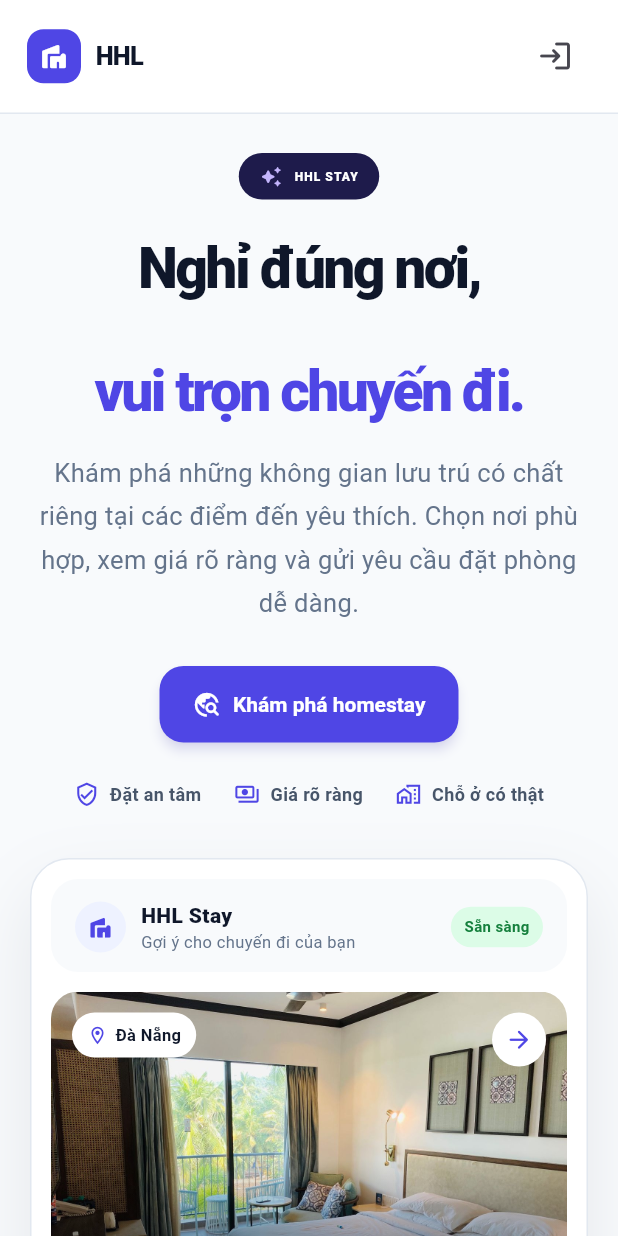
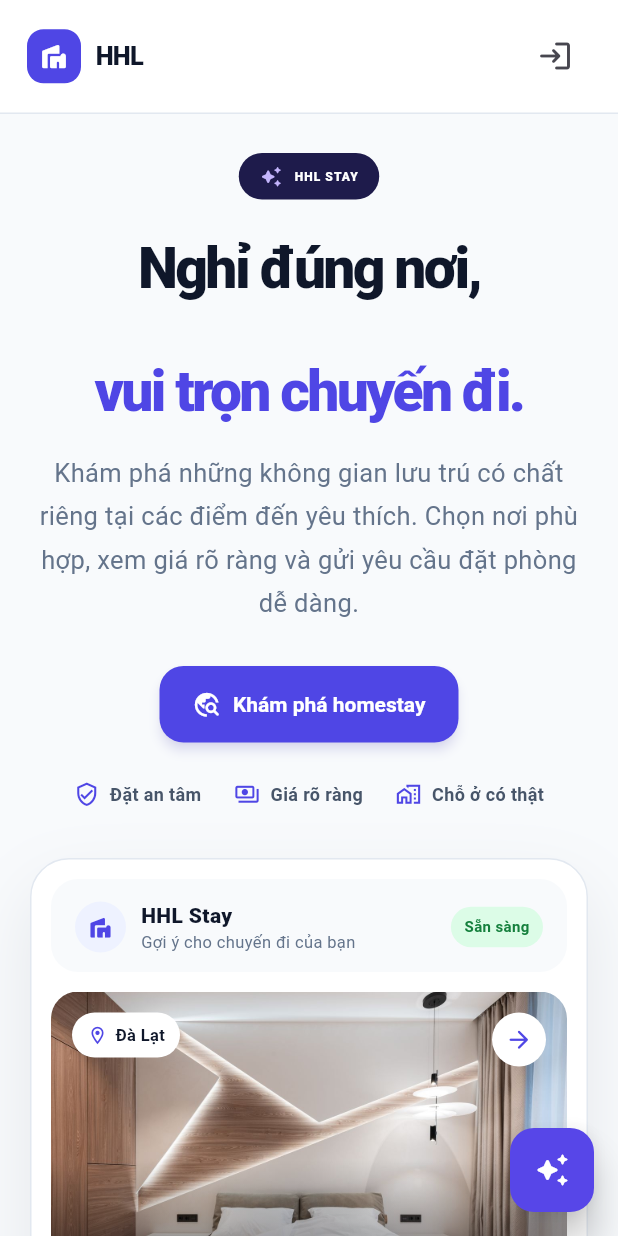
Before and after one commit to huanonana/nhom_huan_hieu_long, a Flutter app: the screen it shows after launch, on a phone screen of 412 x 824 dp. Run offline on Flutter 3.47's test engine with Material 3 defaults, Android fonts, the phone set to English and light mode, and no system bars; our stand-ins replace cloud_firestore, firebase_auth, firebase_core, fl_chart, flutter_riverpod, flutter_slidable and 3 more; missing offline and left inert: qr; accounts and stored records are empty.

Commit message:
Feature a floating AI helper and rotating stay photos

```diff
--- a/lib/core/router/app_router.dart
+++ b/lib/core/router/app_router.dart
@@ -16,6 +16,7 @@ import '../../features/booking/presentation/firebase_pages.dart';
 import '../../features/booking/presentation/firestore_repository_provider.dart';
 import '../../features/dashboard/presentation/host_page.dart';
 import '../../features/ai/presentation/ai_chat_page.dart';
+import '../../features/ai/presentation/ai_assistant_button.dart';
 import '../../features/homestay/presentation/detail_page.dart';
 import '../../features/homestay/presentation/explore_page.dart';
 import '../../features/landing/presentation/landing_page.dart';
@@ -224,7 +225,19 @@ class AppShell extends ConsumerWidget {
         children: [
           if (ref.watch(storageNoticeProvider) case final String notice)
             _StorageNotice(notice: notice),
-          Expanded(child: child),
+          Expanded(
+            child: Stack(
+              children: [
+                Positioned.fill(child: child),
+                if (!host && path == '/explore')
+                  const Positioned(
+                    right: 16,
+                    bottom: 16,
+                    child: AiAssistantButton(),
+                  ),
+              ],
+            ),
+          ),
         ],
       ),
       bottomNavigationBar: SizedBox(
@@ -391,6 +404,12 @@ class _GuestWebShell extends StatelessWidget {
                   left: 0,
                   right: 0,
                   child: IgnorePointer(child: _SoftGlow()),
+                ),
+              if (path == '/explore')
+                const Positioned(
+                  right: 28,
+                  bottom: 26,
+                  child: AiAssistantButton(),
                 ),
             ],
           ),
--- /dev/null
+++ b/lib/features/ai/presentation/ai_assistant_button.dart
@@ -0,0 +1,96 @@
+import 'package:flutter/material.dart';
+import 'package:go_router/go_router.dart';
+
+import '../../../core/theme/app_theme.dart';
+
+/// A clear, persistent entry point to the homestay assistant.
+class AiAssistantButton extends StatelessWidget {
+  const AiAssistantButton({super.key});
+
+  @override
+  Widget build(BuildContext context) {
+    final compact = MediaQuery.sizeOf(context).width < 900;
+    final onPressed = () => context.push('/ai-chat');
+    if (compact) {
+      return Tooltip(
+        message: 'Tư vấn homestay bằng AI',
+        child: FloatingActionButton(
+          heroTag: 'hhl-ai-assistant',
+          onPressed: onPressed,
+          backgroundColor: const Color(0xFF5746E8),
+          foregroundColor: Colors.white,
+          elevation: 10,
+          child: const Icon(Icons.auto_awesome_rounded, size: 24),
+        ),
+      );
+    }
+    return Tooltip(
+      message: 'Tư vấn homestay bằng AI',
+      child: Material(
+        color: Colors.transparent,
+        elevation: 12,
+        shadowColor: brand.withValues(alpha: .3),
+        borderRadius: BorderRadius.circular(20),
+        child: InkWell(
+          onTap: onPressed,
+          borderRadius: BorderRadius.circular(20),
+          child: Ink(
+            decoration: BoxDecoration(
+              gradient: const LinearGradient(
+                begin: Alignment.topLeft,
+                end: Alignment.bottomRight,
+                colors: [Color(0xFF6758EF), Color(0xFF4938D4)],
+              ),
+              borderRadius: BorderRadius.circular(20),
+              border: Border.all(color: Colors.white.withValues(alpha: .35)),
+            ),
+            child: Padding(
+              padding: const EdgeInsets.fromLTRB(13, 10, 17, 10),
+              child: Row(
+                mainAxisSize: MainAxisSize.min,
+                children: [
+                  Container(
+                    width: 42,
+                    height: 42,
+                    decoration: BoxDecoration(
+                      color: Colors.white.withValues(alpha: .18),
+                      shape: BoxShape.circle,
+                    ),
+                    child: const Icon(
+                      Icons.auto_awesome_rounded,
+                      color: Colors.white,
+                      size: 22,
+                    ),
+                  ),
+                  const SizedBox(width: 10),
+                  const Column(
+                    crossAxisAlignment: CrossAxisAlignment.start,
+                    mainAxisSize: MainAxisSize.min,
+                    children: [
+                      Text(
+                        'Trợ lý AI',
+                        style: TextStyle(
+                          color: Colors.white,
+                          fontWeight: FontWeight.w800,
+                          fontSize: 14,
+                        ),
+                      ),
+                      SizedBox(height: 2),
+                      Text(
+                        'Tìm chỗ nghỉ hợp gu',
+                        style: TextStyle(
+                          color: Color(0xFFE6E2FF),
+                          fontSize: 10,
+                        ),
+                      ),
+                    ],
+                  ),
+                ],
+              ),
+            ),
+          ),
+        ),
+      ),
+    );
+  }
+}
--- a/lib/features/booking/presentation/firebase_pages.dart
+++ b/lib/features/booking/presentation/firebase_pages.dart
@@ -223,15 +223,6 @@ class _FirebaseExplorePageState extends ConsumerState<FirebaseExplorePage> {
                 );
               },
             ),
-          ),
-        ),
-        const SizedBox(height: 12),
-        Align(
-          alignment: Alignment.centerRight,
-          child: FloatingActionButton.small(
-            heroTag: 'firebase-ai-chat',
-            onPressed: () => context.push('/ai-chat'),
-            child: const Icon(Icons.chat_bubble_outline),
           ),
         ),
       ],
--- a/lib/features/homestay/presentation/explore_page.dart
+++ b/lib/features/homestay/presentation/explore_page.dart
@@ -935,18 +935,6 @@ class _ExplorePageState extends ConsumerState<ExplorePage> {
             const SizedBox(height: 12),
           ],
         ),
-        Positioned(
-          right: 18,
-          bottom: 18,
-          child: FloatingActionButton(
-            heroTag: 'open-ai-homestay-chat',
-            tooltip: 'Tư vấn homestay bằng AI',
-            onPressed: () => context.push('/ai-chat'),
-            backgroundColor: brand,
-            foregroundColor: Colors.white,
-            child: const Icon(Icons.chat_rounded),
-          ),
-        ),
       ],
     );
   }
--- a/lib/features/landing/presentation/landing_page.dart
+++ b/lib/features/landing/presentation/landing_page.dart
@@ -1,8 +1,11 @@
+import 'dart:async';
+
 import 'package:flutter/material.dart';
 import 'package:go_router/go_router.dart';
 
 import '../../../core/theme/app_theme.dart';
 import '../../../core/widgets/stay_gallery.dart';
+import '../../ai/presentation/ai_assistant_button.dart';
 
 class LandingPage extends StatelessWidget {
   const LandingPage({super.key});
@@ -27,6 +30,8 @@ class LandingPage extends StatelessWidget {
     final compact = MediaQuery.sizeOf(context).width < 960;
     return Scaffold(
       backgroundColor: const Color(0xFFF8FAFC),
+      floatingActionButton: const AiAssistantButton(),
+      floatingActionButtonLocation: FloatingActionButtonLocation.endFloat,
       body: SelectionArea(
         child: CustomScrollView(
           slivers: [
@@ -388,16 +393,38 @@ class _StayDashboardPreview extends StatefulWidget {
 class _StayDashboardPreviewState extends State<_StayDashboardPreview> {
   final _pageController = PageController();
   int _activePhoto = 0;
-  late final _photos = photosFor('sea').take(3).toList();
+  Timer? _autoAdvance;
+  late final _slides = [
+    for (final destination in const [
+      ('Đà Nẵng', 'sea'),
+      ('Đà Lạt', 'pine'),
+      ('Hội An', 'garden'),
+      ('Sa Pa', 'sapa'),
+    ])
+      if (photosFor(destination.$2).isNotEmpty)
+        (destination.$1, photosFor(destination.$2).first),
+  ];
+
+  @override
+  void initState() {
+    super.initState();
+    _autoAdvance = Timer.periodic(const Duration(seconds: 5), (_) {
+      if (mounted && _pageController.hasClients && _slides.length > 1) {
+        _nextPhoto();
+      }
+    });
+  }
 
   @override
   void dispose() {
+    _autoAdvance?.cancel();
     _pageController.dispose();
     super.dispose();
   }
 
   void _nextPhoto() {
-    final next = (_activePhoto + 1) % _photos.length;
+    if (_slides.isEmpty) return;
+    final next = (_activePhoto + 1) % _slides.length;
     _pageController.animateToPage(
       next,
       duration: const Duration(milliseconds: 520),
@@ -480,11 +507,11 @@ class _StayDashboardPreviewState extends State<_StayDashboardPreview> {
               children: [
                 PageView.builder(
                   controller: _pageController,
-                  itemCount: _photos.length,
+                  itemCount: _slides.length,
                   onPageChanged: (index) =>
                       setState(() => _activePhoto = index),
                   itemBuilder: (context, index) => Image.asset(
-                    _photos[index].asset,
+                    _slides[index].$2.asset,
                     fit: BoxFit.cover,
                     width: double.infinity,
                   ),
@@ -504,7 +531,9 @@ class _StayDashboardPreviewState extends State<_StayDashboardPreview> {
                   left: 14,
                   child: _PreviewBadge(
                     icon: Icons.location_on_outlined,
-                    text: 'Đà Nẵng',
+                    text: _slides.isEmpty
+                        ? 'Homestay Việt Nam'
+                        : _slides[_activePhoto].$1,
                   ),
                 ),
                 Positioned(
@@ -562,7 +591,7 @@ class _StayDashboardPreviewState extends State<_StayDashboardPreview> {
                   right: 16,
                   bottom: 18,
                   child: Row(
-                    children: List.generate(_photos.length, (index) {
+                    children: List.generate(_slides.length, (index) {
                       final selected = index == _activePhoto;
                       return AnimatedContainer(
                         duration: const Duration(milliseconds: 250),
```
Also changed, not shown: 1 other file.
